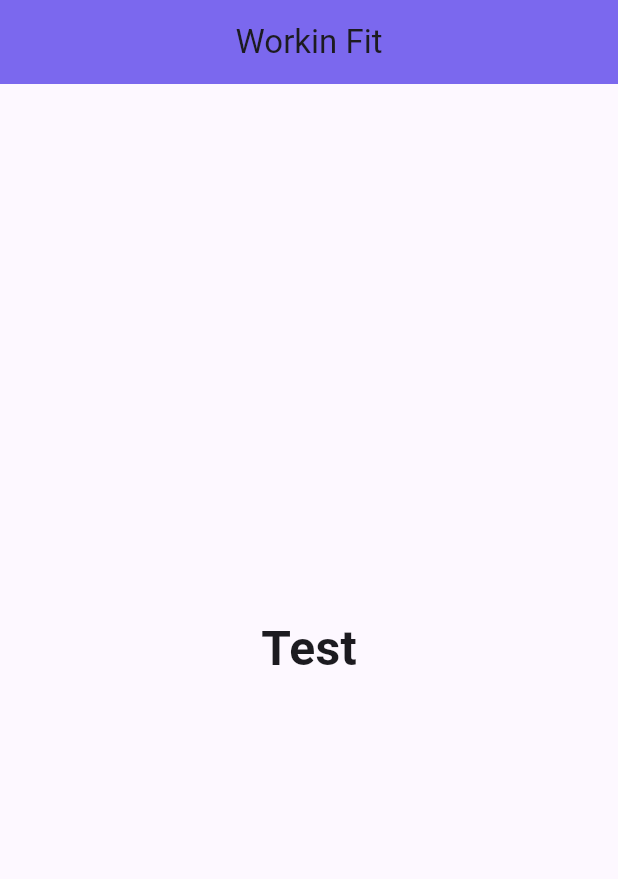
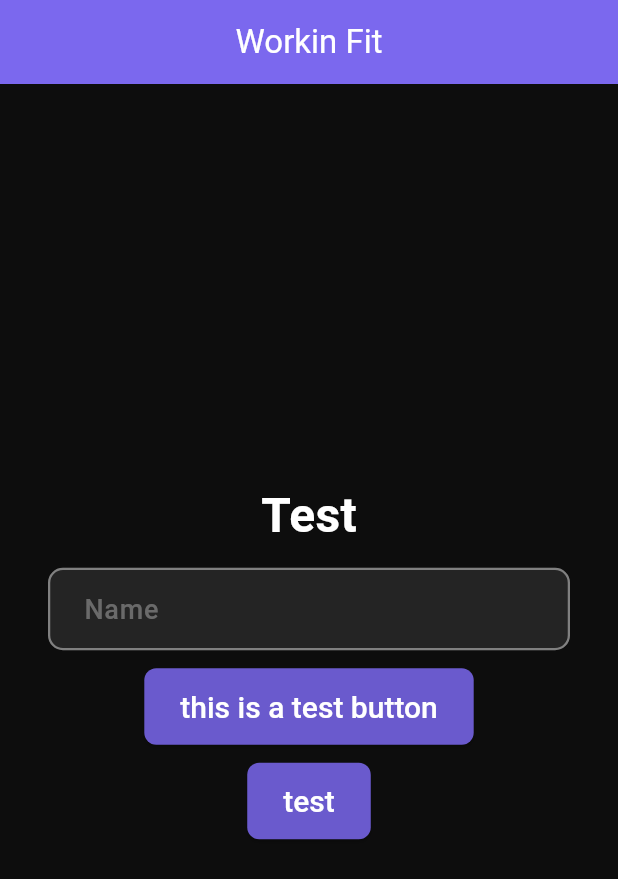
Before and after one commit to Golden76z/workin_fit, a Flutter app: the screen it shows after launch, on a phone screen of 412 x 824 dp. Shown: the top 879 px of the screen. Run offline on Flutter 3.47's test engine with Material 3 defaults, Android fonts, the light colour scheme and no system bars; our stand-ins replace flutter_riverpod.

Commit message:
design: text input & button widgets using the theme colors

```diff
--- a/lib/core/theme/app_theme.dart
+++ /dev/null
@@ -1,19 +0,0 @@
-import 'package:flutter/material.dart';
-
-class AppButton extends StatelessWidget {
-  final String label;
-  final VoidCallback onPressed;
-
-  const AppButton({required this.label, required this.onPressed, super.key});
-
-  @override
-  Widget build(BuildContext context) {
-    return ElevatedButton(
-      style: ElevatedButton.styleFrom(
-        padding: const EdgeInsets.symmetric(vertical: 12, horizontal: 24),
-      ),
-      onPressed: onPressed,
-      child: Text(label),
-    );
-  }
-}
--- a/lib/main.dart
+++ b/lib/main.dart
@@ -1,6 +1,8 @@
 import 'package:flutter/material.dart';
 import 'package:flutter_riverpod/flutter_riverpod.dart';
 import 'package:workin_fit/core/theme/colors.dart';
+import 'package:workin_fit/widgets/button.dart';
+import 'package:workin_fit/widgets/text_input.dart';
 
 void main() {
   runApp(
@@ -35,24 +37,44 @@ class HomePage extends StatelessWidget {
     return Scaffold(
       appBar: AppBar(
         title: const Text('Workin Fit'),
+        foregroundColor: AppColors.textPrimary,
         backgroundColor: AppColors.primary,
         centerTitle: true,
       ),
-      body: const Center(
+      body: Center(
         child: Column(
           mainAxisAlignment: MainAxisAlignment.center,
           children: [
-            Text(
+            const Text(
               'Test',
               style: TextStyle(
                 fontSize: 32,
                 fontWeight: FontWeight.bold,
+                color: AppColors.textPrimary,
               ),
             ),
-            SizedBox(height: 16),
+
+            const SizedBox(height: 12),
+            const AppTextInput(
+              hint: 'Name',
+              hasBorder: true,
+              margin: EdgeInsets.symmetric(horizontal: 32),
+            ),
+
+            const SizedBox(height: 12),
+            AppButton(label: 'this is a test button', onPressed: () => add(1, 2)),
+
+            const SizedBox(height: 12),
+            AppButton(label: 'test', onPressed: () => add(1, 2)),
+
           ],
         ),
       ),
+      backgroundColor: AppColors.background,
     );
   }
 }
+
+int add(int a, int b) {
+  return a + b;
+}
--- /dev/null
+++ b/lib/widgets/button.dart
@@ -0,0 +1,26 @@
+import 'package:flutter/material.dart';
+import 'package:workin_fit/core/theme/colors.dart';
+
+class AppButton extends StatelessWidget {
+  final String label;
+  final VoidCallback onPressed;
+
+  const AppButton({required this.label, required this.onPressed, super.key});
+
+  @override
+  Widget build(BuildContext context) {
+    return ElevatedButton(
+      style: ElevatedButton.styleFrom(
+        foregroundColor: AppColors.textPrimary,
+        padding: const EdgeInsets.symmetric(vertical: 14, horizontal: 24),
+        textStyle: const TextStyle(fontSize: 20, fontWeight: FontWeight.w500),
+        backgroundColor: AppColors.primaryDark,
+        shape: RoundedRectangleBorder(
+          borderRadius: BorderRadius.circular(8),
+        ),
+      ),
+      onPressed: onPressed,
+      child: Text(label),
+    );
+  }
+}
--- /dev/null
+++ b/lib/widgets/text_input.dart
@@ -0,0 +1,91 @@
+import 'package:flutter/material.dart';
+import 'package:workin_fit/core/theme/colors.dart';
+
+class AppTextInput extends StatelessWidget {
+  final String hint;
+  final TextEditingController? controller;
+  final bool obscureText;
+  final TextInputType keyboardType;
+  final int maxLines;
+
+  /// Optional custom margin (defaults to horizontal padding)
+  final EdgeInsetsGeometry? margin;
+
+  /// NEW: enable/disable border
+  final bool hasBorder;
+
+  const AppTextInput({
+    required this.hint,
+    super.key,
+    this.controller,
+    this.obscureText = false,
+    this.keyboardType = TextInputType.text,
+    this.maxLines = 1,
+    this.margin,
+    // Border disabled by default
+    this.hasBorder = true,
+  });
+
+  @override
+  Widget build(BuildContext context) {
+    // choose border style based on hasBorder
+    final BorderSide side = hasBorder
+        ? const BorderSide(
+            color: AppColors.textTertiary,
+            width: 1.5,
+          )
+        : BorderSide.none;
+
+    final BorderSide focusedSide = hasBorder
+        ? const BorderSide(
+            color: AppColors.primary,
+            width: 2,
+          )
+        : BorderSide.none;
+
+    return Container(
+      margin: margin ?? const EdgeInsets.symmetric(horizontal: 16),
+
+      child: TextField(
+        controller: controller,
+        obscureText: obscureText,
+        keyboardType: keyboardType,
+        maxLines: maxLines,
+        style: const TextStyle(
+          color: AppColors.textPrimary,
+          fontSize: 18,
+          fontWeight: FontWeight.w500,
+        ),
+
+        decoration: InputDecoration(
+          hintText: hint,
+          hintStyle: TextStyle(
+            color: AppColors.textSecondary.withValues(alpha: 0.5),
+          ),
+          filled: true,
+          fillColor: AppColors.surfaceVariant,
+          contentPadding: const EdgeInsets.symmetric(
+            vertical: 14,
+            horizontal: 20,
+          ),
+
+          // default border
+          border: OutlineInputBorder(
+            borderRadius: BorderRadius.circular(10),
+            borderSide: side,
+          ),
+
+          enabledBorder: OutlineInputBorder(
+            borderRadius: BorderRadius.circular(10),
+            borderSide: side,
+          ),
+
+          focusedBorder: OutlineInputBorder(
+            borderRadius: BorderRadius.circular(10),
+            borderSide: focusedSide,
+          ),
+        ),
+      ),
+    );
+  }
+}
```
